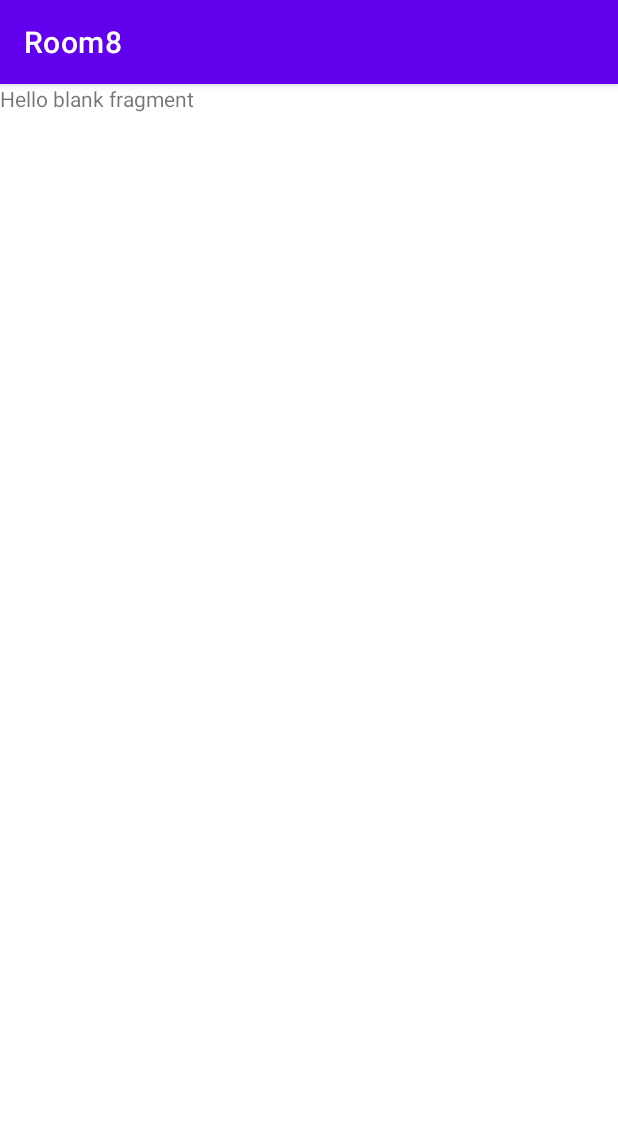
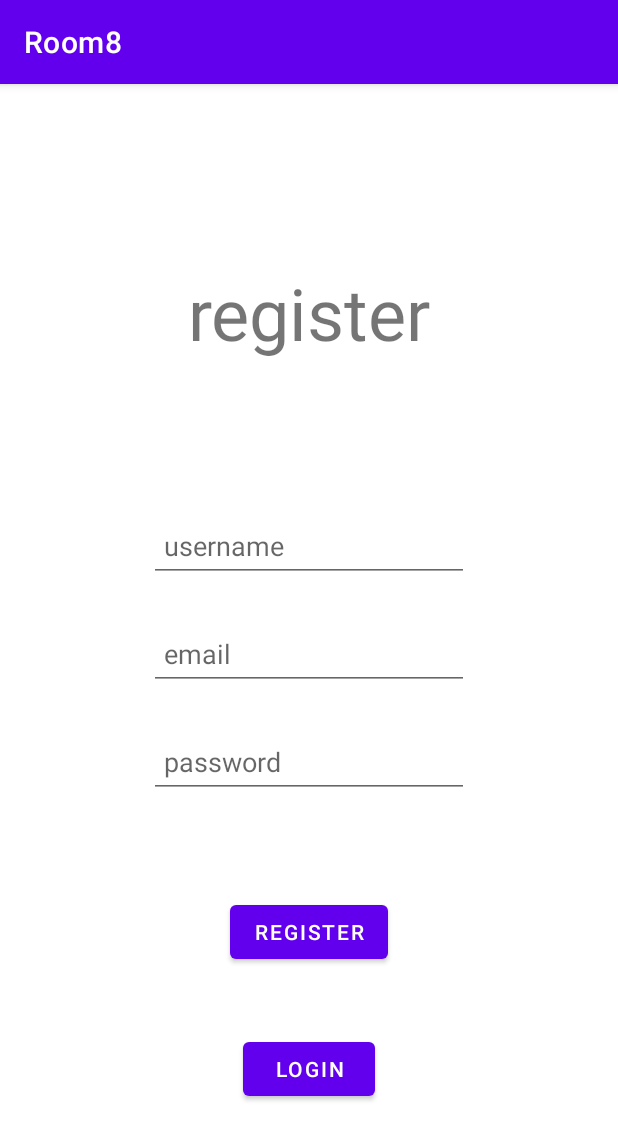
Before and after one commit to ShayGali/Room8s, an Android app: the RegisterFragment screen opened through its navigation route, on a phone screen of 412 x 824 dp. Shown: the top 1140 px of the screen. Run offline under Robolectric (Android 15) with nearby library versions, the phone set to English and light mode, and no system bars.

Commit message:
add basic elements to fragment_register.xml

```diff
--- a/front/code/app/src/main/res/layout/fragment_login.xml
+++ b/front/code/app/src/main/res/layout/fragment_login.xml
@@ -40,8 +40,26 @@
         app:layout_constraintEnd_toEndOf="parent"
         app:layout_constraintStart_toStartOf="parent" />
 
+
     <EditText
-        android:id="@+id/login_password_editText"
+        android:id="@+id/login_email_EditText"
+        android:layout_width="wrap_content"
+        android:layout_height="wrap_content"
+        android:layout_marginBottom="32dp"
+        android:ems="10"
+        android:hint="@string/email"
+        android:inputType="textEmailAddress"
+        android:minHeight="48dp"
+        android:paddingStart="10dp"
+        android:paddingEnd="5dp"
+        app:layout_constraintBottom_toTopOf="@+id/login_password_EditText"
+        app:layout_constraintEnd_toEndOf="parent"
+        app:layout_constraintStart_toStartOf="parent"
+        tools:ignore="RtlSymmetry"
+        android:autofillHints="emailAddress" />
+
+    <EditText
+        android:id="@+id/login_password_EditText"
         android:layout_width="wrap_content"
         android:layout_height="wrap_content"
         android:layout_marginBottom="30dp"
@@ -54,23 +72,10 @@
         app:layout_constraintBottom_toTopOf="@+id/login_btn"
         app:layout_constraintEnd_toEndOf="parent"
         app:layout_constraintStart_toStartOf="parent"
-        tools:ignore="RtlSymmetry" />
+        tools:ignore="RtlSymmetry"
+        android:autofillHints="password" />
 
-    <EditText
-        android:id="@+id/login_email_editText"
-        android:layout_width="wrap_content"
-        android:layout_height="wrap_content"
-        android:layout_marginBottom="32dp"
-        android:ems="10"
-        android:hint="@string/email"
-        android:inputType="textEmailAddress"
-        android:minHeight="48dp"
-        android:paddingStart="10dp"
-        android:paddingEnd="5dp"
-        app:layout_constraintBottom_toTopOf="@+id/login_password_editText"
-        app:layout_constraintEnd_toEndOf="parent"
-        app:layout_constraintStart_toStartOf="parent"
-        tools:ignore="RtlSymmetry" />
+
 
 
 </androidx.constraintlayout.widget.ConstraintLayout>
--- a/front/code/app/src/main/res/layout/fragment_register.xml
+++ b/front/code/app/src/main/res/layout/fragment_register.xml
@@ -1,14 +1,87 @@
 <?xml version="1.0" encoding="utf-8"?>
-<FrameLayout xmlns:android="http://schemas.android.com/apk/res/android"
+<androidx.constraintlayout.widget.ConstraintLayout xmlns:android="http://schemas.android.com/apk/res/android"
+    xmlns:app="http://schemas.android.com/apk/res-auto"
     xmlns:tools="http://schemas.android.com/tools"
     android:layout_width="match_parent"
     android:layout_height="match_parent"
-    tools:context=".fragments.open_app_fragments.RegisterFragment">
+    tools:context=".fragments.open_app_fragments.RegisterFragment" >
 
-    <!-- TODO: Update blank fragment layout -->
     <TextView
-        android:layout_width="match_parent"
-        android:layout_height="match_parent"
-        android:text="@string/hello_blank_fragment" />
+        android:id="@+id/register_TextView"
+        android:layout_width="wrap_content"
+        android:layout_height="wrap_content"
+        android:layout_marginTop="120dp"
+        android:text="@string/register"
+        android:textSize="48sp"
+        app:layout_constraintEnd_toEndOf="parent"
+        app:layout_constraintStart_toStartOf="parent"
+        app:layout_constraintTop_toTopOf="parent" />
 
-</FrameLayout>
+    <EditText
+        android:id="@+id/register_username_EditText"
+        android:layout_width="wrap_content"
+        android:layout_height="wrap_content"
+        android:layout_marginBottom="24dp"
+        android:ems="10"
+        android:hint="@string/username"
+        android:inputType="textPersonName"
+        android:minHeight="48dp"
+        android:paddingStart="10dp"
+        android:paddingEnd="5dp"
+        app:layout_constraintBottom_toTopOf="@+id/register_email_EditText"
+        app:layout_constraintEnd_toEndOf="parent"
+        app:layout_constraintStart_toStartOf="parent"
+        android:autofillHints="username" />
+
+    <EditText
+        android:id="@+id/register_email_EditText"
+        android:layout_width="wrap_content"
+        android:layout_height="wrap_content"
+        android:layout_marginBottom="24dp"
+        android:ems="10"
+        android:hint="@string/email"
+        android:inputType="textEmailAddress"
+        android:minHeight="48dp"
+        android:paddingStart="10dp"
+        android:paddingEnd="5dp"
+        app:layout_constraintBottom_toTopOf="@+id/register_password_EditText"
+        app:layout_constraintEnd_toEndOf="parent"
+        app:layout_constraintStart_toStartOf="parent"
+        android:autofillHints="emailAddress" />
+
+    <EditText
+        android:id="@+id/register_password_EditText"
+        android:layout_width="wrap_content"
+        android:layout_height="wrap_content"
+        android:layout_marginBottom="65dp"
+        android:ems="10"
+        android:hint="@string/password"
+        android:inputType="textPassword"
+        android:minHeight="48dp"
+        android:paddingStart="10dp"
+        android:paddingEnd="5dp"
+        app:layout_constraintBottom_toTopOf="@+id/register_btn"
+        app:layout_constraintEnd_toEndOf="parent"
+        app:layout_constraintStart_toStartOf="parent"
+        android:autofillHints="password" />
+
+    <Button
+        android:id="@+id/register_btn"
+        android:layout_width="wrap_content"
+        android:layout_height="wrap_content"
+        android:layout_marginBottom="43dp"
+        android:text="@string/register"
+        app:layout_constraintBottom_toTopOf="@+id/go_to_login_from_register_btn_"
+        app:layout_constraintEnd_toEndOf="parent"
+        app:layout_constraintStart_toStartOf="parent" />
+
+    <Button
+        android:id="@+id/go_to_login_from_register_btn_"
+        android:layout_width="wrap_content"
+        android:layout_height="wrap_content"
+        android:layout_marginBottom="87dp"
+        android:text="@string/login"
+        app:layout_constraintBottom_toBottomOf="parent"
+        app:layout_constraintEnd_toEndOf="parent"
+        app:layout_constraintStart_toStartOf="parent" />
+</androidx.constraintlayout.widget.ConstraintLayout>
--- a/front/code/app/src/main/res/values/strings.xml
+++ b/front/code/app/src/main/res/values/strings.xml
@@ -7,4 +7,5 @@
     <string name="login">login</string>
     <string name="register">register</string>
     <string name="forget_password">forget password</string>
+    <string name="username">username</string>
 </resources>
```
